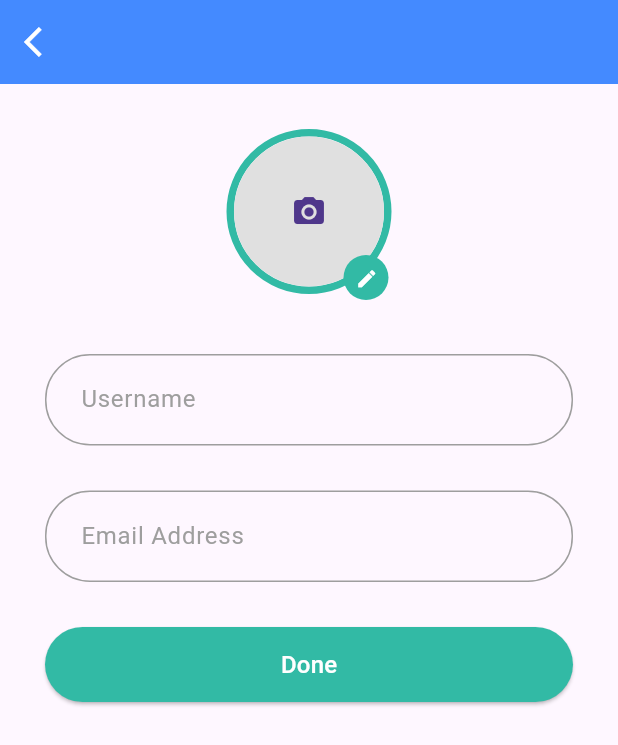
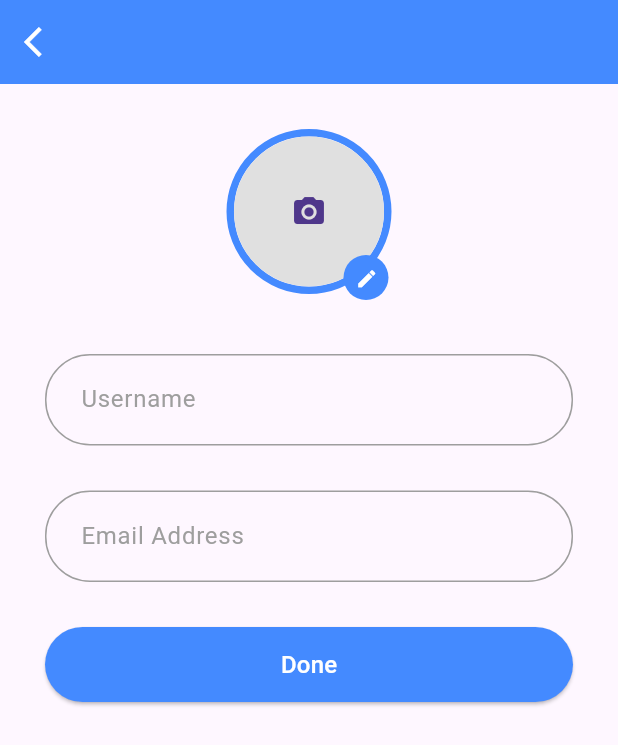
Before and after one commit to aafiqah/api_demo, a Flutter app: the AddEditPage screen opened directly, on a phone screen of 412 x 824 dp. Shown: the top 745 px of the screen. Run offline on Flutter 3.47's test engine with Material 3 defaults, Android fonts, the phone set to English and light mode, and no system bars; our stand-ins replace image_picker; network calls fail; Roboto replaces fonts that are missing (Raleway).

Commit message:
update user ui

```diff
--- a/lib/pages/add_edit_page.dart
+++ b/lib/pages/add_edit_page.dart
@@ -87,7 +87,7 @@ class _AddEditPageState extends State<AddEditPage> {
             decoration: BoxDecoration(
               shape: BoxShape.circle,
               border: Border.all(
-                color: const Color(0xFF32BAA5),
+                color: Colors.blueAccent,
                 width: 5.0,
               ),
             ),
@@ -130,7 +130,7 @@ class _AddEditPageState extends State<AddEditPage> {
               height: 30.0,
               decoration: const BoxDecoration(
                 shape: BoxShape.circle,
-                color: Color(0xFF32BAA5),
+                color: Colors.blueAccent,
               ),
               child: IconButton(
                 icon: const Icon(
@@ -165,7 +165,7 @@ class _AddEditPageState extends State<AddEditPage> {
           color: Colors.grey, // color for the label when not focused
         ),
         floatingLabelStyle: const TextStyle(
-          color: Color(0xFF32BAA5), // color for the label when focused
+          color: Colors.blueAccent, // color for the label when focused
         ),
         contentPadding:
             const EdgeInsets.symmetric(vertical: 20.0, horizontal: 20.0),
@@ -179,7 +179,7 @@ class _AddEditPageState extends State<AddEditPage> {
         focusedBorder: OutlineInputBorder(
           borderRadius: BorderRadius.circular(30.0),
           borderSide: const BorderSide(
-            color: Color(0xFF32BAA5),
+            color: Colors.blueAccent,
           ),
         ),
       ),
@@ -221,7 +221,7 @@ class _AddEditPageState extends State<AddEditPage> {
           }
         },
         style: ElevatedButton.styleFrom(
-          backgroundColor: const Color(0xFF32BAA5),
+          backgroundColor: Colors.blueAccent,
           padding: const EdgeInsets.all(15),
         ),
         child: const Text(
```
